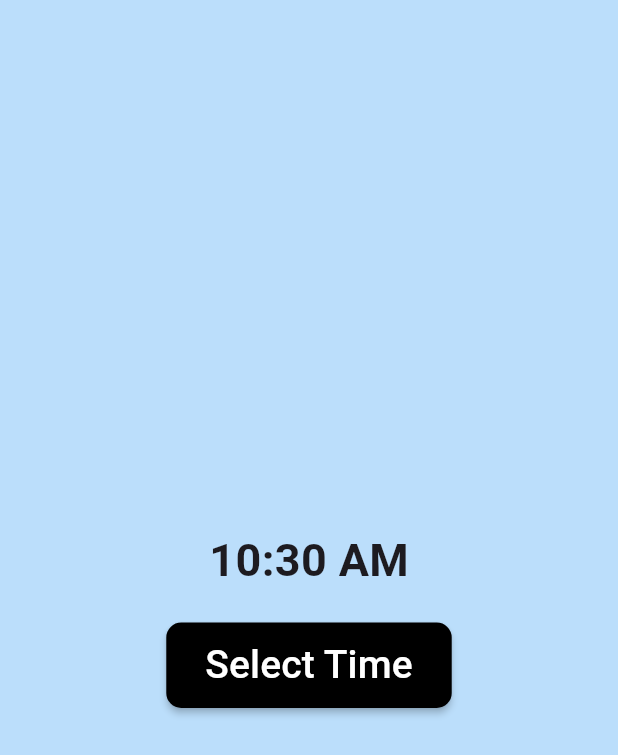
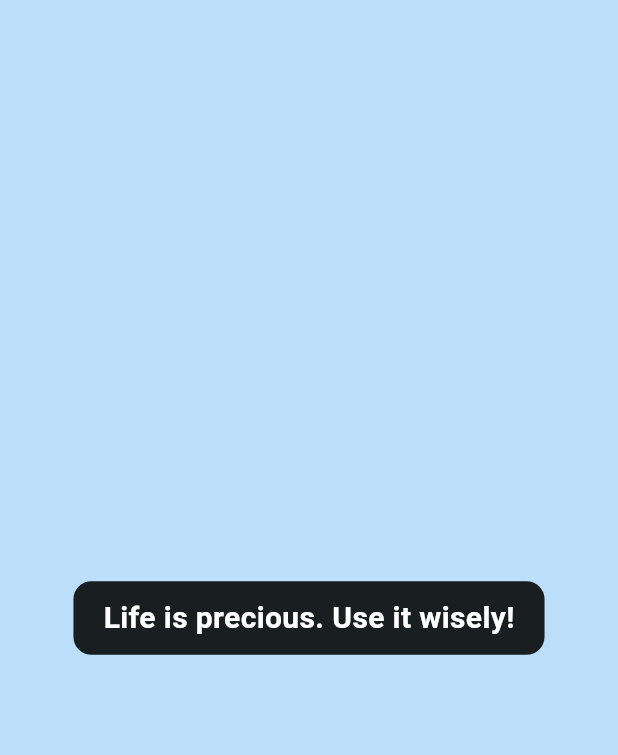
Before and after one commit to zaibappdev/flutter_basic_widgets, a Flutter app: the screen it shows after launch, on a phone screen of 412 x 824 dp. Shown: the top 755 px of the screen. Run offline on Flutter 3.47's test engine with Material 3 defaults, Android fonts, the phone set to English and light mode, and no system bars.

Commit message:
padding_widget

```diff
--- a/lib/home.dart
+++ b/lib/home.dart
@@ -1,5 +1,5 @@
 import 'package:flutter/material.dart';
-import 'package:flutter_basic_widgets/widgets/time_picker_widget.dart';
+import 'package:flutter_basic_widgets/widgets/padding_widget.dart';
 
 class Home extends StatelessWidget {
   const Home({super.key});
@@ -14,7 +14,7 @@ class Home extends StatelessWidget {
         child: Column(
           mainAxisAlignment: MainAxisAlignment.center,
           crossAxisAlignment: CrossAxisAlignment.center,
-          children: [Center(child: TimePickerWidget())],
+          children: [Center(child: PaddingWidget())],
         ),
       ),
     );
--- /dev/null
+++ b/lib/widgets/padding_widget.dart
@@ -0,0 +1,19 @@
+import 'package:flutter/material.dart';
+
+class PaddingWidget extends StatelessWidget {
+  const PaddingWidget({super.key});
+
+  @override
+  Widget build(BuildContext context) {
+    return Container(
+      padding: const EdgeInsets.symmetric(horizontal: 20, vertical: 10),
+      decoration: BoxDecoration(
+          color: Colors.black87, borderRadius: BorderRadius.circular(12)),
+      child: Text(
+        'Life is precious. Use it wisely!',
+        style: TextStyle(
+            fontSize: 20, fontWeight: FontWeight.bold, color: Colors.white),
+      ),
+    );
+  }
+}
```
